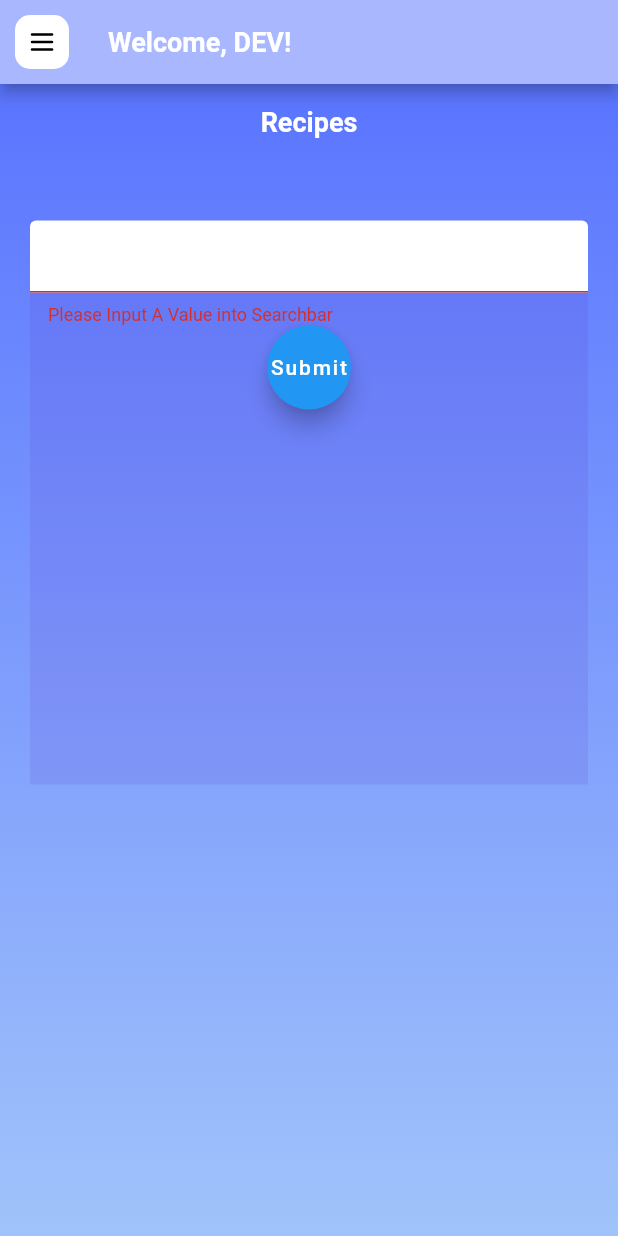
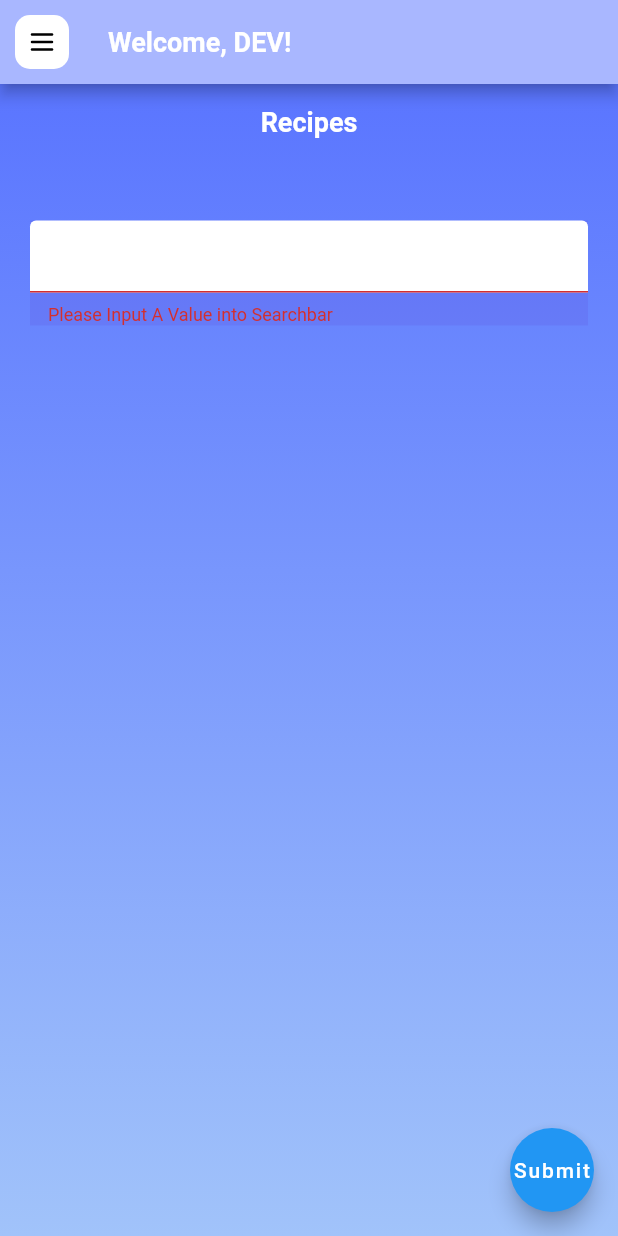
Before and after one commit to ZeherovicErmin/Atlas, a Flutter app: the screen it shows after launch, after a tap on "Submit", on a phone screen of 412 x 824 dp. Run offline on Flutter 3.47's test engine with Material 2 defaults, Android fonts, the phone set to English and light mode, and no system bars; our stand-ins replace flutter_svg, hooks_riverpod; network calls fail.

Commit message:
Code cleanup: reformatting recipes.dart such that individual components are in their own methods. Also merging Alis cleanup and Riverpod implementation changes in main and recipe files

```diff
--- a/atlas/lib/main.dart
+++ b/atlas/lib/main.dart
@@ -1,25 +1,31 @@
 import 'package:flutter/material.dart';
+import 'package:hooks_riverpod/hooks_riverpod.dart';
 import 'package:http/http.dart' as http;
 import 'recipes.dart';
 
-
 void main() {
-  runApp(const MyApp());
+  runApp(
+    ProviderScope(
+      child: MyApp(),
+    ),
+  );
 }
 
 class MyApp extends StatelessWidget {
-  const MyApp({super.key});
+  MyApp({Key? key}) : super(key: key);
 
   @override
   Widget build(BuildContext context) {
-    return const MaterialApp(
-        debugShowCheckedModeBanner: false,
-        home: Recipes());
+    return MaterialApp(
+      debugShowCheckedModeBanner: false,
+      home: Recipes(),
+    );
   }
 }
 
 class MyHomePage extends StatefulWidget {
-  const MyHomePage({super.key, required this.title});
+  MyHomePage({Key? key, required this.title}) : super(key: key);
+
   final String title;
 
   @override
@@ -30,9 +36,10 @@ class _MyHomePageState extends State<MyHomePage> {
   @override
   Widget build(BuildContext context) {
     return Scaffold(
-        appBar: AppBar(
-      backgroundColor: Theme.of(context).colorScheme.inversePrimary,
-      title: Text(widget.title),
-    ));
+      appBar: AppBar(
+        backgroundColor: Theme.of(context).colorScheme.inversePrimary,
+        title: Text(widget.title),
+      ),
+    );
   }
 }
--- a/atlas/lib/recipes.dart
+++ b/atlas/lib/recipes.dart
@@ -2,27 +2,67 @@ import 'dart:convert';
 import 'package:atlas/recipe-details.dart';
 import 'package:flutter/material.dart';
 import 'package:flutter_svg/flutter_svg.dart';
+import 'package:hooks_riverpod/hooks_riverpod.dart';
 import 'package:http/http.dart' as http;
-import 'package:atlas/recipe-details.dart';
 
-class Recipes extends StatefulWidget {
-  const Recipes({super.key});
+//State Provider holds recipe data
+final recipeProvider = StateProvider<List<dynamic>>((ref) {
+  return [];
+});
+
+//Consumer Widget that handles and displays the recipes
+class Recipes extends ConsumerWidget {
+  Recipes({Key? key}) : super(key: key);
+
+  final GlobalKey<FormState> _formKey = GlobalKey<FormState>();
+  final TextEditingController searchController = TextEditingController();
 
   @override
-  _resultsState createState() => _resultsState();
+  Widget build(BuildContext context, WidgetRef ref) {
+    //recipe provider state getter
+    final recipes = ref.watch(recipeProvider);
+
+    return Scaffold(
+      appBar: appBar(),
+      body: gradient(recipes, context, ref),
+      floatingActionButton: FloatingActionButton(
+        onPressed: () => onSubmit(context, ref),
+        child: Text('Submit'),
+      ),
+    );
   }
 
-class _resultsState extends State<Recipes> {
-  final _formKey = GlobalKey<FormState>();
-  TextEditingController searchController = TextEditingController();
-  List<dynamic> recipes = [];
-
-  @override
-  Widget build(BuildContext context) {
-    return Scaffold(appBar: appBar(), body: gradient());
+  AppBar appBar() {
+    //DEV needs to be removed and replaced with name of user authenticated
+    String userName = 'DEV';
+    return AppBar(
+      title: Text(
+        'Welcome, $userName!',
+        style: const TextStyle(
+          color: Color.fromARGB(255, 255, 255, 255),
+          fontSize: 18,
+          fontWeight: FontWeight.bold,
+        ),
+      ),
+      backgroundColor: const Color(0xffA9B7FF),
+      leading: Container(
+        margin: const EdgeInsets.all(10),
+        alignment: Alignment.center,
+        decoration: BoxDecoration(
+          color: const Color.fromARGB(255, 255, 255, 255),
+          borderRadius: BorderRadius.circular(10),
+        ),
+        child: SvgPicture.asset(
+          'assets/icons/burger-menu.svg',
+          height: 20,
+          width: 20,
+        ),
+      ),
+    );
   }
 
-  Widget gradient() {
+  // bg gradient color
+  Widget gradient(recipes, context, ref) {
     return Container(
       decoration: const BoxDecoration(
         gradient: LinearGradient(
@@ -30,17 +70,26 @@ class _resultsState extends State<Recipes> {
           end: Alignment.bottomCenter,
           colors: [
             Color.fromARGB(255, 90, 117, 255),
-              Color.fromARGB(255, 161, 195, 250)
+            Color.fromARGB(255, 161, 195, 250),
           ],
         ),
       ),
-        child: searchBar());
+      child: Column(
+        children: [
+          form(),
+          recipeList(recipes, context, ref)
+        ]
+      ),
+    );
   }
 
-  Widget searchBar() {
-    return Column(children: [
+
+
+ Widget form(){
+  return  Column(
+    children: [
       const Padding(
-        padding: EdgeInsets.all(15), //apply padding to all four sides
+        padding: EdgeInsets.all(15), //apply padding to all sides
         child: Text('Recipes',
             style: TextStyle(
                 color: Color.fromARGB(255, 255, 255, 255),
@@ -48,54 +97,70 @@ class _resultsState extends State<Recipes> {
                 fontWeight: FontWeight.bold)),
       ),
       Container(
-        margin: EdgeInsets.only(top: 40, left: 20, right: 20),
+        margin: const EdgeInsets.only(top: 40, left: 20, right: 20),
         decoration: BoxDecoration(
           boxShadow: [
-            BoxShadow(color: Color.fromARGB(255, 88, 34, 194).withOpacity(0.11))
+            BoxShadow(color: const Color.fromARGB(255, 88, 34, 194).withOpacity(0.11))
             ],
         ),
       child: Form(
         key: _formKey,
-          child: Column(children: [
-            TextFormField(
+        child: Column(
+          children: [
+            searchBar()
+          ]
+        ),
+      ),
+    ),
+  ]);
+}
+
+  Widget searchBar() {
+    return TextFormField(
       controller: searchController,
       validator: (value) {
         if (value == null || value.isEmpty) {
           return 'Please Input A Value into Searchbar';
         }
+        return null;
       },
       decoration:
-                  InputDecoration(filled: true, fillColor: Colors.white),
-              // alignLabelWithHint: filled:border: )
-            ),
-            button(),
-            SizedBox(
-                height: 250,
-                child: ListView.builder(
+          const InputDecoration(filled: true, fillColor: Colors.white),
+    );
+  }
+
+
+  // List of recipe results from the API request
+  Widget recipeList(List<dynamic> recipes, BuildContext context, WidgetRef ref){
+    return Expanded(
+      child: Padding(
+        padding: const EdgeInsets.all(8.0),
+        child: ListView.separated(
+          physics: const AlwaysScrollableScrollPhysics(),
           itemCount: recipes.length,
           itemBuilder: (context, index) {
             final recipe = recipes[index];
             final mealName = recipe['strMeal'];
             return ListTile(
-                          title: Text(mealName),
-                          onTap: () => navigateToRecipeDetails(index));
-                    }))
-          ]),
+              title: Text(
+                  mealName,
+                  textAlign: TextAlign.center,
+                  style: const TextStyle(fontWeight: FontWeight.bold)
               ),
+              onTap: () => navigateToRecipeDetails(context, recipe)
+            );
+          },
+          separatorBuilder: (context,index){
+            return Divider();
+          },
         )
-    ]);
-  }
-
-  FloatingActionButton button() {
-    return FloatingActionButton(
-      onPressed: onSubmit,
-      child: Text('Submit'),
+      )
     );
   }
 
-  void onSubmit() async {
+  //Form Submission Handler - Submits search to API
+  void onSubmit(BuildContext context, WidgetRef ref) async {
       if (_formKey.currentState!.validate()) {
-      //print('Onsubmit called');
       ScaffoldMessenger.of(context)
           .showSnackBar(const SnackBar(content: Text('Searching for Recipes')));
       String value = searchController.text;
@@ -103,36 +168,17 @@ class _resultsState extends State<Recipes> {
       final uri = Uri.parse(url);
       final response = await http.get(uri);
       final data = jsonDecode(response.body);
-      setState(() {
-        recipes = data['meals'];
-      });
-      //print("fetch completed");
+      ref.read(recipeProvider.notifier).state = data['meals'];
     }
   }
 
-  void navigateToRecipeDetails(int index) {
-
-    Navigator.push(context,
-        MaterialPageRoute(builder: (context) => recipeDetails( recipes: recipes[index])));
+  // Function to navigate to recipe details page
+  void navigateToRecipeDetails(BuildContext context, dynamic recipe) {
+    Navigator.push(
+      context,
+      MaterialPageRoute(
+        builder: (context) => RecipeDetails(recipes: recipe),
+      ),
+    );
   }
 }
-
-AppBar appBar() {
-  String userName = 'DEV';
-  return AppBar(
-    title: Text('Welcome, $userName!',
-        style: const TextStyle(
-            color: Color.fromARGB(255, 255, 255, 255),
-            fontSize: 18,
-            fontWeight: FontWeight.bold)),
-    backgroundColor: const Color(0xffA9B7FF),
-    leading: Container(
-        margin: const EdgeInsets.all(10),
-        alignment: Alignment.center,
-        decoration: BoxDecoration(
-            color: const Color.fromARGB(255, 255, 255, 255),
-            borderRadius: BorderRadius.circular(10)),
-        child: SvgPicture.asset('assets/icons/burger-menu.svg',
-            height: 20, width: 20)),
-  );
-}
```
Lines whose indentation alone changed are shown as unchanged.
